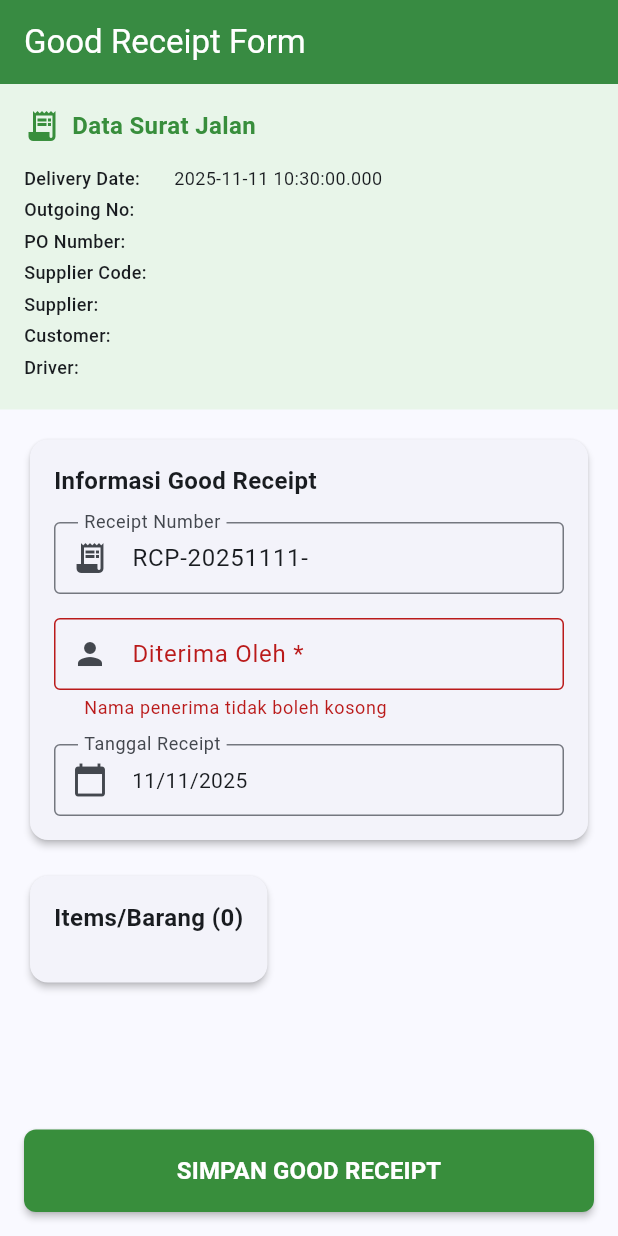
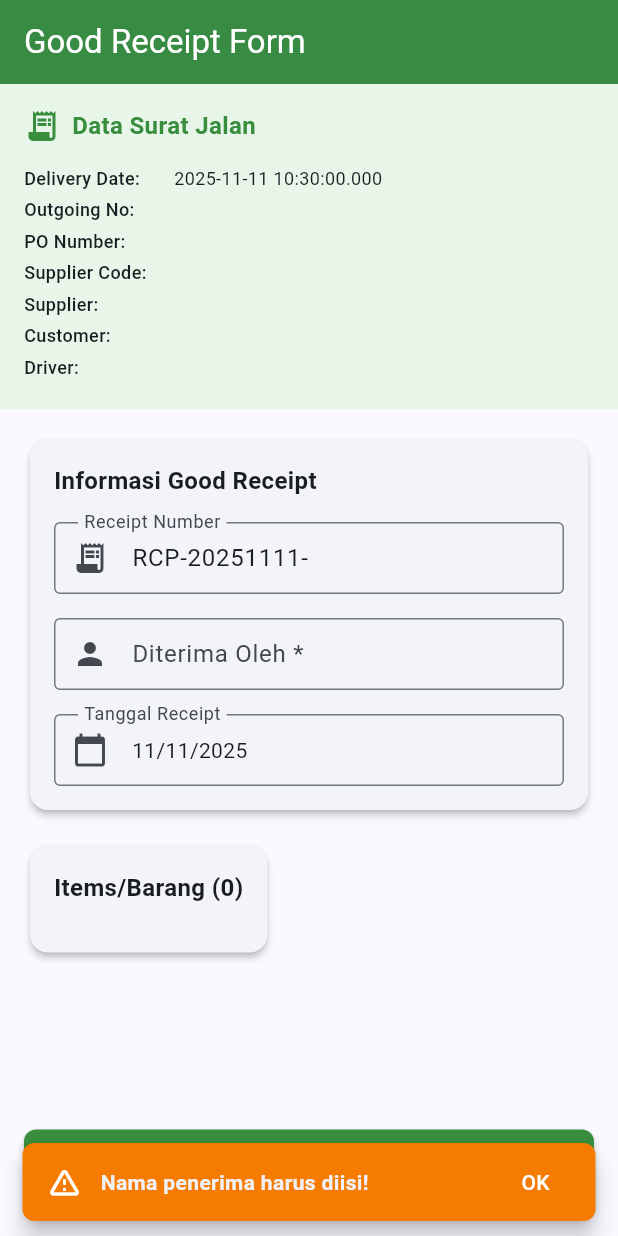
Before and after one commit to rhmndev/dcci_good_receipt, a Flutter app: the GoodReceiptFormScreen screen opened directly with empty values, after a tap on "SIMPAN GOOD RECEIPT", on a phone screen of 412 x 824 dp. Run offline on Flutter 3.47's test engine with Material 3 defaults, Android fonts, the phone set to English and light mode, and no system bars; our stand-ins replace dio, flutter_secure_storage; missing offline and left inert: mobile_scanner; accounts and stored records are empty; network calls fail.

Commit message:
Add validation for received by field in form
A check was added to ensure the 'Nama penerima' (received by) field is not empty before saving a good receipt. If the field is empty, a warning SnackBar is shown to the user, preventing form submission.

```diff
--- a/lib/screens/good_receipt_form_screen.dart
+++ b/lib/screens/good_receipt_form_screen.dart
@@ -56,6 +56,40 @@ class _GoodReceiptFormScreenState extends State<GoodReceiptFormScreen> {
   }
 
   Future<void> _saveGoodReceipt() async {
+    if (_receivedByController.text.trim().isEmpty) {
+      ScaffoldMessenger.of(context).showSnackBar(
+        SnackBar(
+          content: Row(
+            children: [
+              const Icon(Icons.warning_amber_rounded, color: Colors.white),
+              const SizedBox(width: 12),
+              Expanded(
+                child: Text(
+                  'Nama penerima harus diisi!',
+                  style: const TextStyle(
+                    fontSize: 14,
+                    fontWeight: FontWeight.w600,
+                  ),
+                ),
+              ),
+            ],
+          ),
+          backgroundColor: Colors.orange[700],
+          behavior: SnackBarBehavior.floating,
+          shape: RoundedRectangleBorder(
+            borderRadius: BorderRadius.circular(8),
+          ),
+          duration: const Duration(seconds: 3),
+          action: SnackBarAction(
+            label: 'OK',
+            textColor: Colors.white,
+            onPressed: () {},
+          ),
+        ),
+      );
+      return;
+    }
+
     if (!_formKey.currentState!.validate()) return;
 
     setState(() {
```
